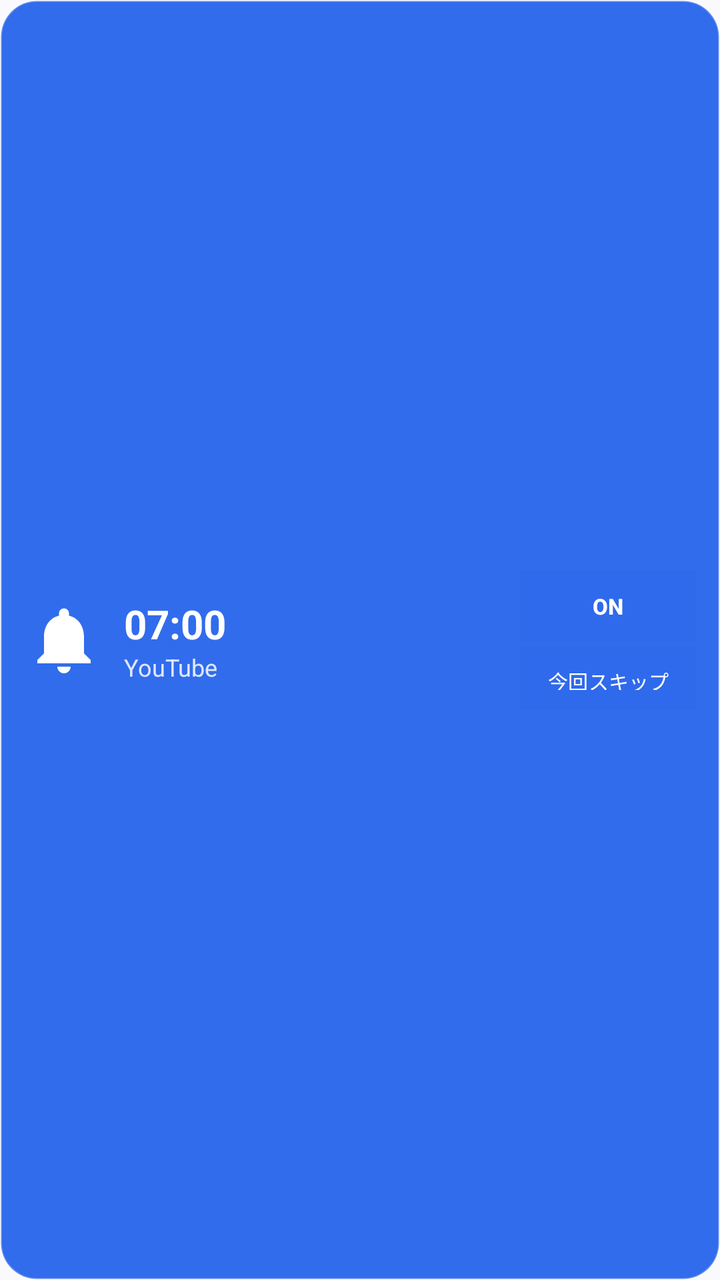
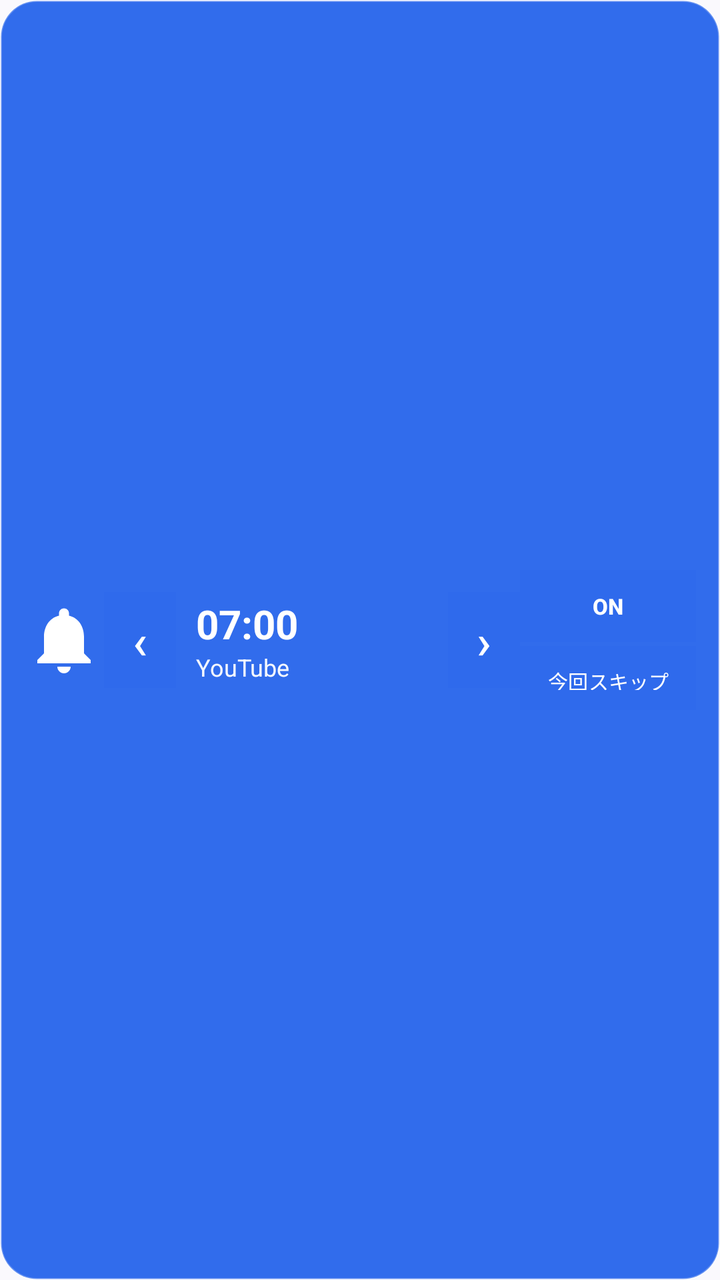

Compare the two renders of this Android layout. The source of the first and the diff that turns it into the second are given below.
<!-- AndroidManifest.xml: application theme Theme.AppAlarm -->
<!-- res/layout/widget_alarm.xml -->
<?xml version="1.0" encoding="utf-8"?>
<LinearLayout xmlns:android="http://schemas.android.com/apk/res/android"
    android:id="@+id/widget_container"
    android:layout_width="match_parent"
    android:layout_height="match_parent"
    android:orientation="horizontal"
    android:background="@drawable/widget_background"
    android:padding="12dp"
    android:gravity="center_vertical">

    <ImageView
        android:id="@+id/widget_app_icon"
        android:layout_width="40dp"
        android:layout_height="40dp"
        android:src="@drawable/ic_tile_alarm"
        android:contentDescription="icon" />

    <LinearLayout
        android:layout_width="0dp"
        android:layout_height="wrap_content"
        android:layout_weight="1"
        android:layout_marginStart="10dp"
        android:orientation="vertical">

        <TextView
            android:id="@+id/widget_time"
            android:layout_width="wrap_content"
            android:layout_height="wrap_content"
            android:textColor="#FFFFFF"
            android:textSize="20sp"
            android:textStyle="bold"
            android:text="07:00" />

        <TextView
            android:id="@+id/widget_label"
            android:layout_width="wrap_content"
            android:layout_height="wrap_content"
            android:textColor="#E0E7FF"
            android:textSize="12sp"
            android:singleLine="true"
            android:text="YouTube" />
    </LinearLayout>

    
    <LinearLayout
        android:layout_width="wrap_content"
        android:layout_height="wrap_content"
        android:orientation="vertical">
        <Button
            android:id="@+id/widget_btn_toggle"
            android:layout_width="wrap_content"
            android:layout_height="36dp"
            android:background="#30FFFFFF"
            android:textColor="#FFFFFF"
            android:textSize="11sp"
            android:textStyle="bold"
            android:paddingStart="8dp"
            android:paddingEnd="8dp"
            android:text="ON" />
        <Button
            android:id="@+id/widget_btn_skip"
            android:layout_width="wrap_content"
            android:layout_height="32dp"
            android:layout_marginTop="2dp"
            android:background="#30FFFFFF"
            android:textColor="#FFFFFF"
            android:textSize="10sp"
            android:paddingStart="6dp"
            android:paddingEnd="6dp"
            android:text="今回スキップ" />
    </LinearLayout>

</LinearLayout>
<!-- resources referenced by this layout -->
<resources>
  <!-- drawable ic_tile_alarm (drawable) -->
  <vector xmlns:android="http://schemas.android.com/apk/res/android"
      android:width="24dp"
      android:height="24dp"
      android:viewportWidth="24"
      android:viewportHeight="24">
      <path
          android:fillColor="#FFFFFFFF"
          android:pathData="M12,22c1.1,0 2,-0.9 2,-2h-4c0,1.1 0.9,2 2,2zM18,16v-5c0,-3.07 -1.63,-5.64 -4.5,-6.32V4c0,-0.83 -0.67,-1.5 -1.5,-1.5s-1.5,0.67 -1.5,1.5v0.68C7.64,5.36 6,7.92 6,11v5l-2,2v1h16v-1l-2,-2z"/>
  </vector>
  <!-- drawable widget_background (drawable) -->
  <?xml version="1.0" encoding="utf-8"?>
  <shape xmlns:android="http://schemas.android.com/apk/res/android"
      android:shape="rectangle">
      <corners android:radius="18dp" />
      <solid android:color="#F02563EB" />
      <stroke android:width="1dp" android:color="#40FFFFFF" />
  </shape>
  <style name="Theme.AppAlarm" parent="Theme.Material3.DayNight.NoActionBar">
          <item name="colorPrimary">#2563EB</item>
          <item name="colorOnPrimary">#FFFFFF</item>
          <item name="colorPrimaryContainer">#DBE6FF</item>
          <item name="colorOnPrimaryContainer">#001A41</item>
          <item name="colorSecondary">#575E71</item>
          <item name="colorOnSecondary">#FFFFFF</item>
          <item name="colorSecondaryContainer">#DBE2F9</item>
          <item name="colorOnSecondaryContainer">#141B2C</item>
          <item name="android:colorBackground">#FAF9FD</item>
          <item name="colorSurface">#FAF9FD</item>
          <item name="colorOnSurface">#1A1B20</item>
          <item name="colorSurfaceVariant">#E1E2EC</item>
          <item name="colorOnSurfaceVariant">#44474F</item>
          <item name="colorSurfaceContainerLowest">#FFFFFF</item>
          <item name="colorSurfaceContainerLow">#F4F3F7</item>
          <item name="colorSurfaceContainer">#EEEDF1</item>
          <item name="colorSurfaceContainerHigh">#E8E7EB</item>
          <item name="colorSurfaceContainerHighest">#E3E2E6</item>
          <item name="colorOutline">#74777F</item>
          <item name="colorOutlineVariant">#C4C6D0</item>
          <item name="colorError">#BA1A1A</item>
          <item name="colorOnError">#FFFFFF</item>
          <item name="android:statusBarColor">?attr/colorSurface</item>
          <item name="android:navigationBarColor">?attr/colorSurface</item>
          <item name="android:windowLightStatusBar">true</item>
          <item name="android:windowLightNavigationBar">true</item>
      </style>
</resources>

<!-- the commit's change to res/layout/widget_alarm.xml (unified diff, before → after) -->
@@ -15,6 +15,8 @@
         android:src="@drawable/ic_tile_alarm"
         android:contentDescription="icon" />
 
+    <Button android:id="@+id/widget_btn_prev" android:layout_width="36dp" android:layout_height="48dp" android:minWidth="0dp" android:padding="0dp" android:background="#30FFFFFF" android:text="‹" android:textColor="#FFFFFF" android:textSize="24sp" />
+
     <LinearLayout
         android:layout_width="0dp"
         android:layout_height="wrap_content"
@@ -26,7 +28,7 @@
             android:id="@+id/widget_time"
             android:layout_width="wrap_content"
             android:layout_height="wrap_content"
-            android:textColor="#FFFFFF"
+            android:textColor="#FFFFFFFF"
             android:textSize="20sp"
             android:textStyle="bold"
             android:text="07:00" />
@@ -35,11 +37,13 @@
             android:id="@+id/widget_label"
             android:layout_width="wrap_content"
             android:layout_height="wrap_content"
-            android:textColor="#E0E7FF"
+            android:textColor="#F3FFFFFF"
             android:textSize="12sp"
             android:singleLine="true"
             android:text="YouTube" />
     </LinearLayout>
+
+    <Button android:id="@+id/widget_btn_next" android:layout_width="36dp" android:layout_height="48dp" android:minWidth="0dp" android:padding="0dp" android:background="#30FFFFFF" android:text="›" android:textColor="#FFFFFF" android:textSize="24sp" />
 
     
     <LinearLayout
